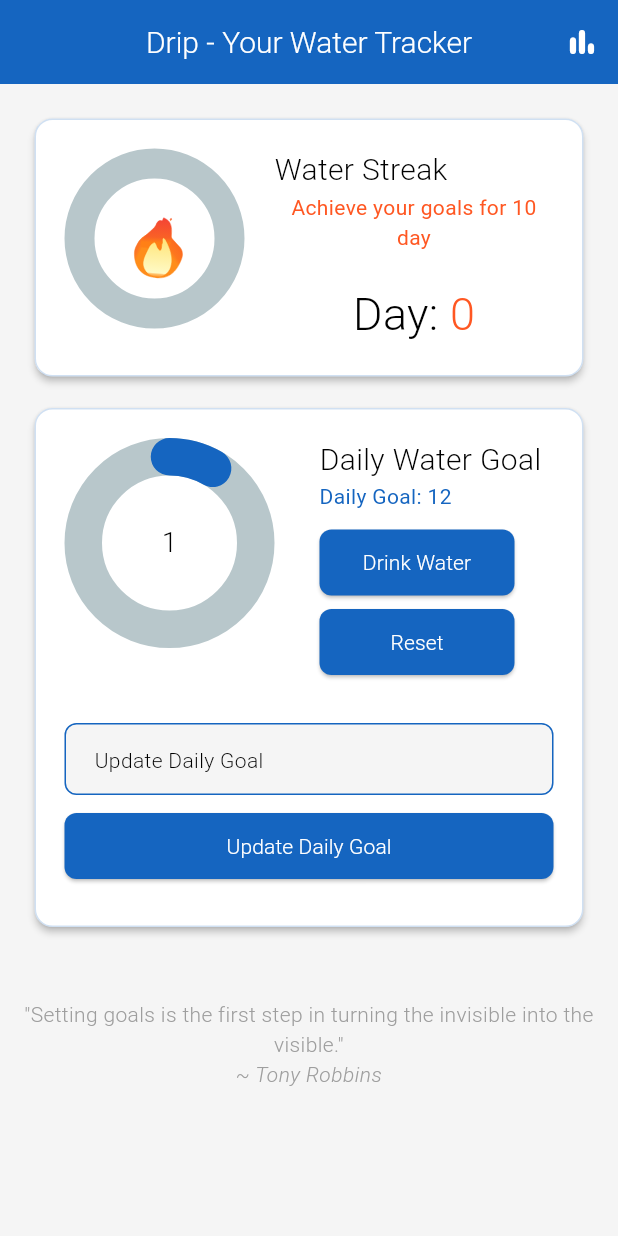
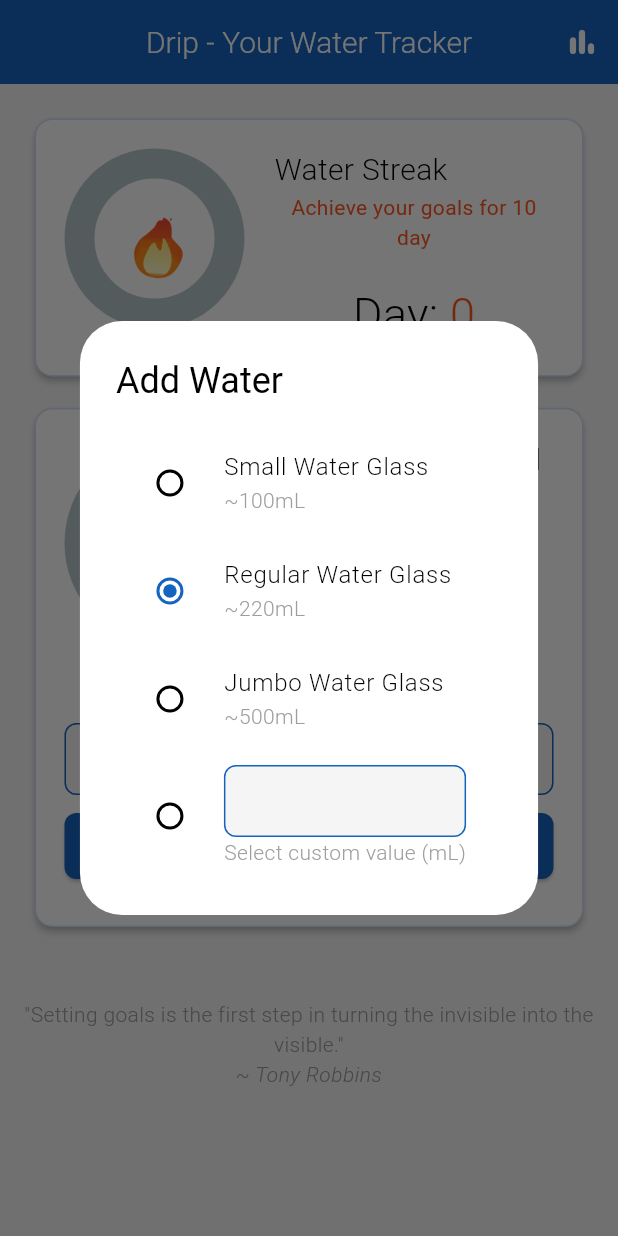
Before and after one commit to pamiracar/drip, a Flutter app: the screen it shows after launch, after a tap on "Drink Water", on a phone screen of 412 x 824 dp. Run offline on Flutter 3.47's test engine with Material 3 defaults, Android fonts, the phone set to English and light mode, and no system bars; drawn by our look-alikes of percent_indicator; our stand-ins replace fl_chart, flutter_screenutil, get, lottie, sqflite; accounts and stored records are empty.

Commit message:
water value selector is creating by me

```diff
--- a/lib/pages/home_page/home_page.dart
+++ b/lib/pages/home_page/home_page.dart
@@ -121,7 +121,7 @@ class _DailyGoalCardState extends State<_DailyGoalCard> {
                           ),
                           Obx(
                             () => Text(
-                              "Daily Goal: ${widget.controller.waterGoal.value}",
+                              "Daily Goal: ${widget.controller.waterGoal.value} mL",
                               style: TextStyle(
                                 color: Theme.of(context).primaryColor,
                               ),
@@ -134,7 +134,7 @@ class _DailyGoalCardState extends State<_DailyGoalCard> {
                           SizedBox(
                             width: 130,
                             child: ElevatedButton(
-                              onPressed: widget.controller.incrementWater,
+                              onPressed:() => widget.controller.drinkWater(context),
                               child: Padding(
                                 padding: const EdgeInsets.symmetric(
                                   horizontal: 0.0,
@@ -174,7 +174,7 @@ class _DailyGoalCardState extends State<_DailyGoalCard> {
                 style: TextStyle(fontWeight: FontWeight.w300),
                 decoration: InputDecoration(
                   hint: Text(
-                    "Update Daily Goal",
+                    "Update Daily Goal (mL)",
                     style: TextStyle(fontWeight: FontWeight.w300),
                   ),
                 ),
--- a/lib/pages/home_page/home_page_controller.dart
+++ b/lib/pages/home_page/home_page_controller.dart
@@ -7,14 +7,18 @@ import 'package:drip/quotes.dart';
 import 'package:drip/services/db_service.dart';
 import 'package:flutter/material.dart';
 import 'package:get/state_manager.dart';
+import 'package:path/path.dart';
 
 class HomePageController extends GetxController {
   RxInt waterGoal = 12.obs;
   RxInt waterDrank = 0.obs;
   TextEditingController goalController = TextEditingController();
+  TextEditingController waterValueController = TextEditingController();
   final DatabaseService databaseService = DatabaseService.instance;
   RxInt streakDay = 0.obs;
   RxInt streakGoal = 10.obs;
+  RxInt selectedWaterML = 220.obs;
+
 
   double get waterPercentage =>
       waterGoal.value == 0 ? 0 : waterDrank.value / waterGoal.value;
@@ -160,14 +164,150 @@ class HomePageController extends GetxController {
     return quotes[randomIndex];
   }
 
+  Future<void> resetIfNeeded() async {
+    final List<Drip>? dripList = await databaseService.getDrip();
+    if (dripList == null) return;
+
+    DateTime? lastUpdated;
+    int drank = 0;
+    int goal = 0;
+
+    for (var drip in dripList) {
+      if (drip.key == "last_updated") {
+        lastUpdated = DateTime.tryParse(drip.content.toString());
+      } else if (drip.key == "drank_water") {
+        drank = int.tryParse(drip.content.toString()) ?? 0;
+      } else if (drip.key == "daily_goal") {
+        goal = int.tryParse(drip.content.toString()) ?? 0;
+      }
+    }
+
+    final DateTime today = DateTime.now();
+    final DateTime yesterday = today.subtract(Duration(days: 1));
+    final String todayString = "${today.year}-${today.month}-${today.day}";
+
+    if (lastUpdated == null) return;
+
+    if (isSameDay(lastUpdated, today)) return;
+
+    if (isSameDay(lastUpdated, yesterday) && drank >= goal) {
+      streakDay.value++;
+    } else {
+      streakDay.value = 0;
+    }
+
+    waterDrank.value = 0;
+    await databaseService.updateDailyGoal(2, 0);
+    await databaseService.updateDailyGoal(3, streakDay.value);
+    await databaseService.updateDailyGoal(4, todayString);
+  }
+
   Map<String, String>? randomQuote;
+
+  int? waterValue = 0;
+
+
+  void drinkWater(BuildContext context) {
+    incrementWater();
+    showDialog(
+      context: context,
+      builder: (context) {
+        return AlertDialog(
+      title: const Text("Add Water"),
+      content: Column(
+        mainAxisSize: MainAxisSize.min,
+        children: [
+          Obx(
+            () => RadioListTile<int>(
+              value: 100,
+              groupValue: selectedWaterML.value,
+              onChanged: (value) => selectedWaterML.value = value!,
+              title: const Text(
+                "Small Water Glass",
+                style: TextStyle(fontWeight: FontWeight.w300),
+              ),
+              subtitle: const Text(
+                "~100mL",
+                style: TextStyle(
+                  fontWeight: FontWeight.w300,
+                  color: Colors.grey,
+                ),
+              ),
+            ),
+          ),
+          Obx(
+            () => RadioListTile<int>(
+              value:220,
+              groupValue: selectedWaterML.value,
+              onChanged: (value) => selectedWaterML.value = value!,
+              title: const Text(
+                "Regular Water Glass",
+                style: TextStyle(fontWeight: FontWeight.w300),
+              ),
+              subtitle: const Text(
+                "~220mL",
+                style: TextStyle(
+                  fontWeight: FontWeight.w300,
+                  color: Colors.grey,
+                ),
+              ),
+            ),
+          ),
+          Obx(
+            () => RadioListTile<int>(
+              value: 500,
+              groupValue: selectedWaterML.value,
+              onChanged: (value) => selectedWaterML.value = value!,
+              title: const Text(
+                "Jumbo Water Glass",
+                style: TextStyle(fontWeight: FontWeight.w300),
+              ),
+              subtitle: const Text(
+                "~500mL",
+                style: TextStyle(
+                  fontWeight: FontWeight.w300,
+                  color: Colors.grey,
+                ),
+              ),
+            ),
+          ),
+          Obx(
+            () => RadioListTile<int>(
+              value:waterValue,
+              groupValue: selectedWaterML.value,
+              onChanged: (value) {
+                selectedWaterML.value = value!;
+                waterValue = int.tryParse(waterValueController.text);
+                debugPrint(value.toString());
+              },
+              title: TextFormField(
+                controller: waterValueController,
+                decoration: InputDecoration(
+                  suffix: const Text(" mL")
+                ),
+                keyboardType: TextInputType.number,
+              ),
+              subtitle: const Text(
+                "Select custom value (mL)",
+                style: TextStyle(
+                  fontWeight: FontWeight.w300,
+                  color: Colors.grey,
+                ),
+              ),
+            ),
+          ),
+        ],
+      ),
+    );
+      },
+    );
+  }
 
   @override
   void onInit() async {
     super.onInit();
     await _initData();
-    await databaseService.ensureTodayDrankExist;
-    await checkStreakStatus();
+    await resetIfNeeded();
   }
 
   Future<void> _initData() async {
--- a/lib/pages/profile_page/profile_page.dart
+++ b/lib/pages/profile_page/profile_page.dart
@@ -94,13 +94,13 @@ class ProfilePage extends GetView<ProfilePageController> {
                                       getTitlesWidget: (value, meta) {
                                         final index = value.toInt();
                                         final days = [
-                                          'Mon',
-                                          'Tue',
-                                          'Wed',
-                                          'Thu',
-                                          'Fri',
-                                          'Sat',
-                                          'Sun',
+                                          '',
+                                          '',
+                                          '',
+                                          '',
+                                          '',
+                                          '',
+                                          '',
                                         ];
                                         return Text(
                                           days[index],
```
